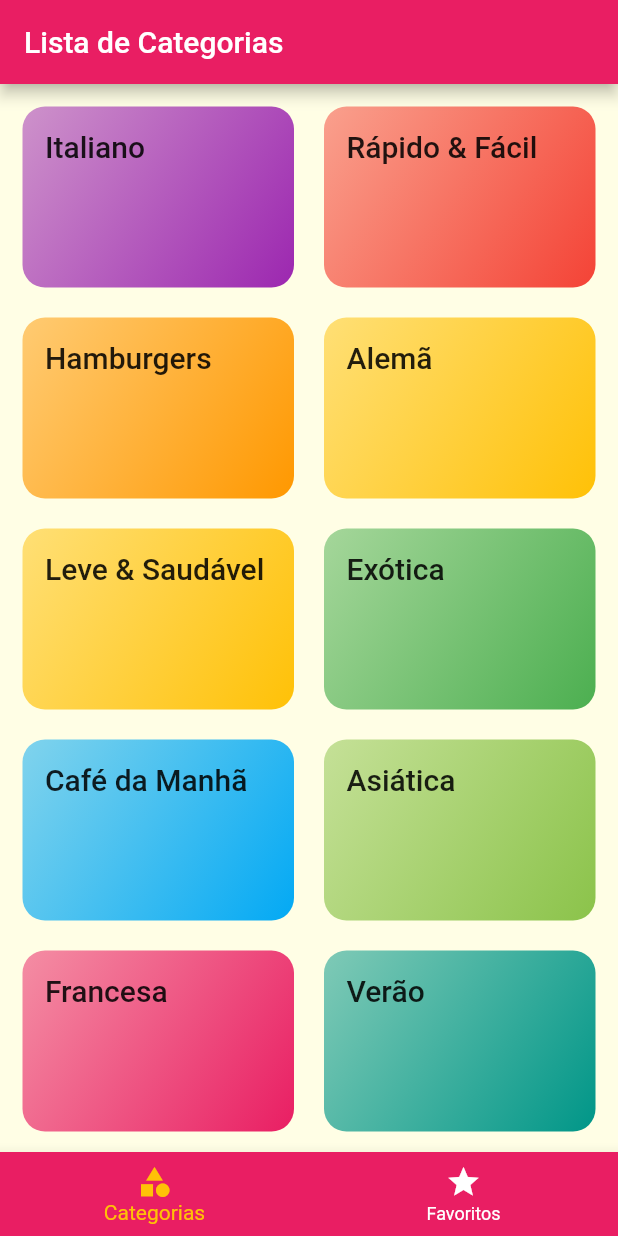
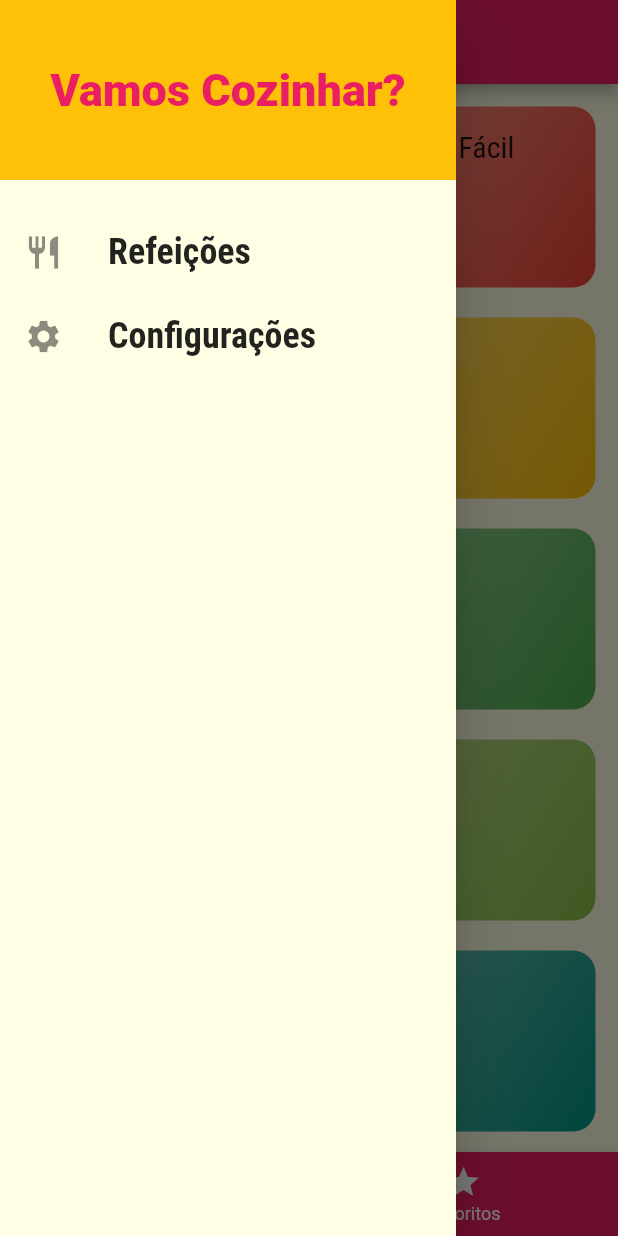
Before and after one commit to ViolaRafael/meals, a Flutter app: the screen it shows after launch, with the side drawer open (before the commit the screen has no drawer), on a phone screen of 412 x 824 dp. Run offline on Flutter 3.47's test engine with Material 2 defaults, Android fonts, the phone set to English and light mode, and no system bars.

Commit message:
Fix Some Files, Add a Drawer

```diff
--- /dev/null
+++ b/lib/components/main_drawer.dart
@@ -0,0 +1,49 @@
+import 'package:flutter/material.dart';
+
+class MainDrawer extends StatelessWidget {
+  Widget _createItem(IconData icon, String label) {
+    return ListTile(
+      leading: Icon(
+        icon,
+        size: 26,
+      ),
+      title: Text(
+        label,
+        style: const TextStyle(
+          fontFamily: 'RobotoCondensed',
+          fontSize: 24,
+          fontWeight: FontWeight.bold,
+        ),
+      ),
+      onTap: () {},
+    );
+  }
+
+  @override
+  Widget build(BuildContext context) {
+    return Drawer(
+      child: Column(
+        children: [
+          Container(
+            height: 120,
+            width: double.infinity,
+            padding: EdgeInsets.all(20),
+            color: Theme.of(context).colorScheme.secondary,
+            alignment: Alignment.center,
+            child: Text(
+              'Vamos Cozinhar?',
+              style: TextStyle(
+                fontWeight: FontWeight.w900,
+                fontSize: 30,
+                color: Theme.of(context).colorScheme.primary,
+              ),
+            ),
+          ),
+          SizedBox(height: 20,),
+          _createItem(Icons.restaurant, 'Refeições'),
+          _createItem(Icons.settings, 'Configurações'),
+        ],
+      ),
+    );
+  }
+}
--- a/lib/main.dart
+++ b/lib/main.dart
@@ -12,19 +12,20 @@ class MyApp extends StatelessWidget {
     return MaterialApp(
       title: 'Vamos Cozinhar?',
       theme: ThemeData(
+        fontFamily: 'Raleway',
         colorScheme: ColorScheme.fromSwatch().copyWith(
           primary: Colors.pink,
           secondary: Colors.amber,
         ),
         canvasColor: const Color.fromRGBO(255, 254, 229, 1),
-        fontFamily: 'Raleway',
         textTheme: ThemeData.light().textTheme.copyWith(
-            headline6: const TextStyle(
-              fontSize: 20,
-              fontFamily: 'RobotoCondensed',
+              headline6: const TextStyle(
+                fontSize: 20,
+                fontFamily: 'RobotoCondensed',
+              ),
+              headline5:
+                  const TextStyle(fontFamily: 'Raleway', color: Colors.white),
             ),
-            headline5:
-                const TextStyle(fontFamily: 'Raleway', color: Colors.white)),
       ),
       routes: {
         AppRoutes.HOME: (ctx) => TabsScreen(),
--- a/lib/screens/tabs_screen.dart
+++ b/lib/screens/tabs_screen.dart
@@ -1,6 +1,7 @@
 import 'package:flutter/material.dart';
 import 'categories_screen.dart';
 import 'favorite_screen.dart';
+import '../components/main_drawer.dart';
 
 class TabsScreen extends StatefulWidget {
   @override
@@ -28,6 +29,7 @@ class _TabsScreenState extends State<TabsScreen> {
           _screens[_selectedScreenIndex]['title'] as String,
         ),
       ),
+      drawer: MainDrawer(),
       body: _screens[_selectedScreenIndex]['screen'] as Widget,
       bottomNavigationBar: BottomNavigationBar(
         onTap: _selectScreen,
```
Also changed, not shown: pubspec.yaml (+20 -20 lines), assets/fonts/Raleway-Black.ttf (renamed from lib/assets/fonts/Raleway-Black.ttf), assets/fonts/Raleway-Bold.ttf (renamed from lib/assets/fonts/Raleway-Bold.ttf), assets/fonts/Raleway-Regular.ttf (renamed from lib/assets/fonts/Raleway-Regular.ttf), assets/fonts/RobotoCondensed-Bold.ttf (renamed from lib/assets/fonts/RobotoCondensed-Bold.ttf), assets/fonts/RobotoCondensed-Italic.ttf (renamed from lib/assets/fonts/RobotoCondensed-Italic.ttf), assets/fonts/RobotoCondensed-Light.ttf (renamed from lib/assets/fonts/RobotoCondensed-Light.ttf), assets/fonts/RobotoCondensed-Regular.ttf (renamed from lib/assets/fonts/RobotoCondensed-Regular.ttf).
